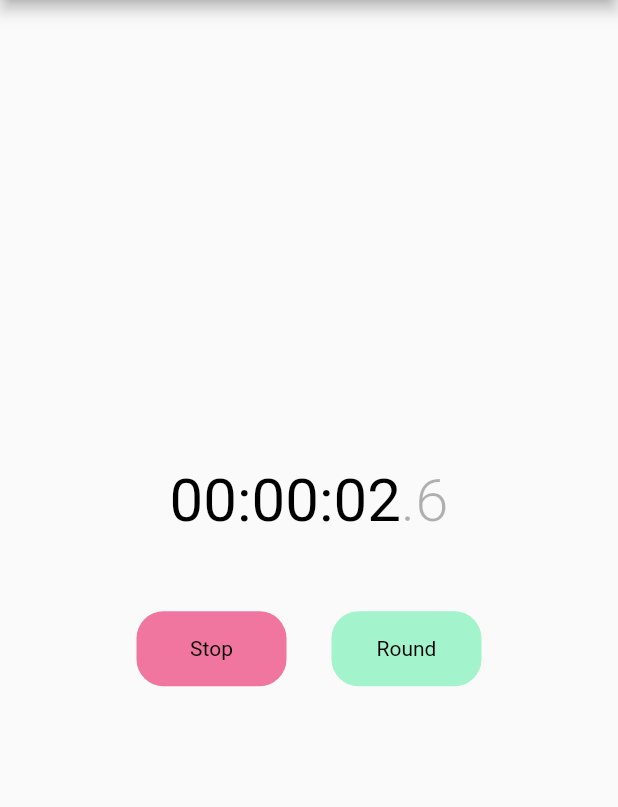
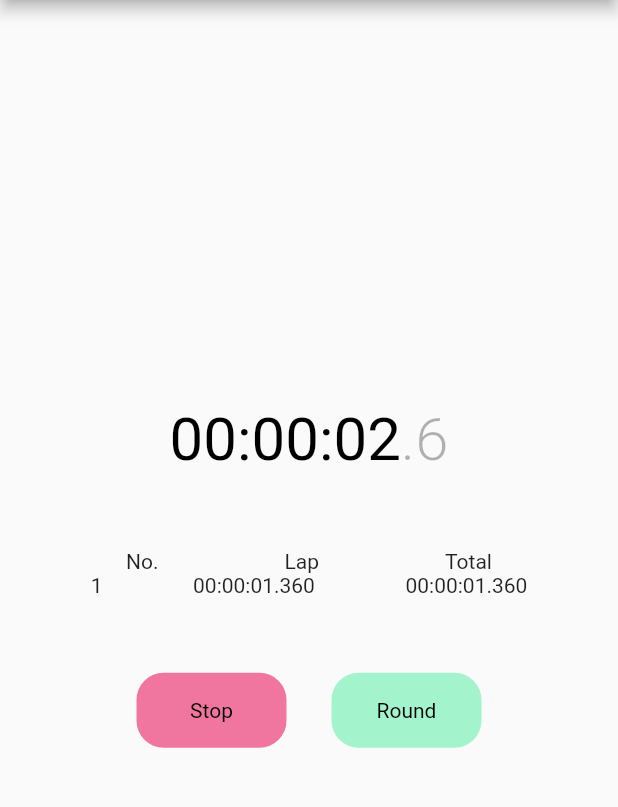
Before and after one commit to eliaswil/Timer-with-Flutter, a Flutter app: the screen it shows after launch, after a tap on "Start", after a tap on "Round", on a phone screen of 412 x 824 dp, the part 84-891 px from its top. Run offline on Flutter 3.47's test engine with Material 2 defaults, Android fonts, the phone set to English and light mode, and no system bars.

Commit message:
added laps

```diff
--- /dev/null
+++ b/lib/beans/lap.dart
@@ -0,0 +1,62 @@
+
+class LapManager{
+  List<Lap> laps = [];
+  int shortestLap = -1;
+  int longestLap = -1;
+
+  LapManager();
+
+  void addLap(Lap lap){
+
+
+    int previousTotalLapTime = 0;
+    if(this.laps.length > 0){
+      previousTotalLapTime = this.laps[this.laps.length-1].totalTime;
+    }
+    int currentLapTime = lap.totalTime - previousTotalLapTime;
+
+
+    Lap currentLap = Lap(currentLapTime, lap.totalTime);
+
+
+    this.laps.add(currentLap);
+
+    int minIndex = 0, minTime = lap.lapTime, maxIndex = 0, maxTime = lap.lapTime;
+
+    for(int i = 0; i < this.laps.length; i++){
+      if(this.laps[i].lapTime <= minTime){
+        minTime = this.laps[i].lapTime;
+        minIndex = i;
+      }
+      if(this.laps[i].lapTime >= maxTime){
+        maxTime = this.laps[i].lapTime;
+        maxIndex = i;
+      }
+    }
+
+    print('herer3');
+
+    this.shortestLap = minIndex;
+    this.longestLap = maxIndex;
+  }
+
+  void clearLaps(){
+    this.laps = [];
+    this.shortestLap = -1;
+    this.longestLap = -1;
+  }
+
+
+}
+
+class Lap{
+  int lapTime;
+  int totalTime;
+
+  Lap(this.lapTime, this.totalTime);
+
+  Lap.from(int totalTime):
+    this.lapTime = -1,
+    this.totalTime = totalTime;
+
+}
--- a/lib/screens/stopWatch.dart
+++ b/lib/screens/stopWatch.dart
@@ -1,6 +1,7 @@
 import 'dart:async';
 
 import 'package:flutter/material.dart';
+import 'package:flutter_timer/beans/lap.dart';
 import 'package:intl/intl.dart';
 
 class MyStopWatch extends StatefulWidget {
@@ -32,6 +33,8 @@ class _MyStopWatchState extends State<MyStopWatch> {
   bool _startedTimer = false;
   bool _isPaused = false;
 
+  LapManager _lapManager = LapManager();
+
   final NumberFormat _formatter = new NumberFormat("00");
   final NumberFormat _formatterM = new NumberFormat("000");
   final NumberFormat _formatterF = new NumberFormat("0");
@@ -39,19 +42,28 @@ class _MyStopWatchState extends State<MyStopWatch> {
 
 
 
-  void _incrementTimeEveryMilliSecond(){
-    _time += 100;
 
-    int anyFractionOfASecond = (_time/100).floor() % 10;
-    int newSeconds = (_time/1000).floor() % 60;
-    int newMinutes = (_time/1000/60).floor() % 60;
-    int newHours = (_time / 1000 / 60 / 60).floor();
+  String formatTime(int time, NumberFormat formatterF, {bool millies = false}){
+    int anyFractionOfASecond = millies ? time%1000 : (time/100).floor() % 10;
+    int newSeconds = (time/1000).floor() % 60;
+    int newMinutes = (time/1000/60).floor() % 60;
+    int newHours = (time / 1000 / 60 / 60).floor();
 
     String formattedText = _formatter.format(newHours) +
         ":" + _formatter.format(newMinutes) +
         ":" + _formatter.format(newSeconds) +
-        '.' + _formatterF.format(anyFractionOfASecond);
+        '.' + formatterF.format(anyFractionOfASecond);
 
+    return formattedText;
+  }
+
+
+
+
+  void _incrementTimeEveryMilliSecond(){
+    _time += 100;
+
+    String formattedText = formatTime(_time, _formatterF);
 
     setState((){
       _timeFormatted = formattedText;
@@ -77,6 +89,7 @@ class _MyStopWatchState extends State<MyStopWatch> {
 
 
   void _onReset(){
+    _lapManager.clearLaps();
     setState((){
       _time = 0;
       _timeFormatted = "00:00:00.0";
@@ -113,7 +126,12 @@ class _MyStopWatchState extends State<MyStopWatch> {
 
 
   void _onRound(){
-    print('onRound: TODO');
+    int timeNow = DateTime.now().millisecondsSinceEpoch;
+    int timePassed = timeNow - _timeStart;
+
+    Lap lap = Lap.from(timePassed);
+    _lapManager.addLap(lap);
+
   }
 
 
@@ -135,13 +153,39 @@ class _MyStopWatchState extends State<MyStopWatch> {
 
 
 
+  List<Widget> getLaps(){
+    List<Widget> laps = [];
 
+    // header
+    laps.add(Row(
+      mainAxisAlignment: MainAxisAlignment.spaceEvenly,
+      children: <Widget>[
+        Text('No.'),
+        Text('Lap'),
+        Text('Total'),
+      ],
+    ));
+
+    // laps
+    for(int i = 0; i < _lapManager.laps.length; i++){
+      laps.add(Row(
+        mainAxisAlignment: MainAxisAlignment.spaceEvenly,
+
+        children: <Widget>[
+          Text((i+1).toString()),
+          Text(formatTime(_lapManager.laps[i].lapTime, _formatterM, millies:true)),
+          Text(formatTime(_lapManager.laps[i].totalTime, _formatterM, millies:true)),
+        ],
+      ));
+    }
+
+    return laps;
+  }
 
 
 
   @override
   Widget build(BuildContext context) {
-    print('started? ' + _startedTimer.toString());
 
     return Scaffold(
       appBar: AppBar(
@@ -195,6 +239,14 @@ class _MyStopWatchState extends State<MyStopWatch> {
 
             // space between text and button
             SizedBox(height: 50),
+
+
+            if(_lapManager.laps.length > 0)...[
+              Column(
+                children: getLaps(),
+              ),
+              SizedBox(height: 50),
+            ],
 
 
 
```
